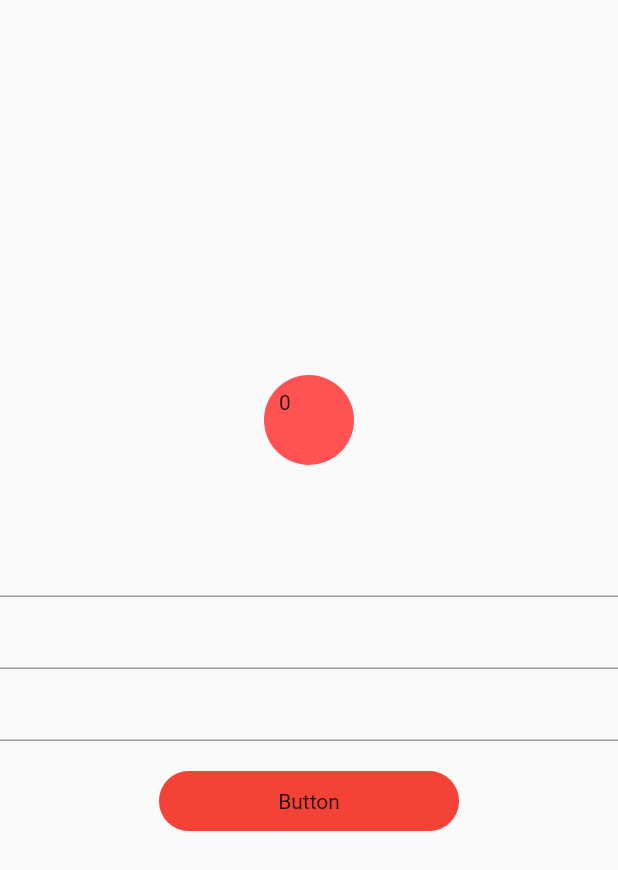
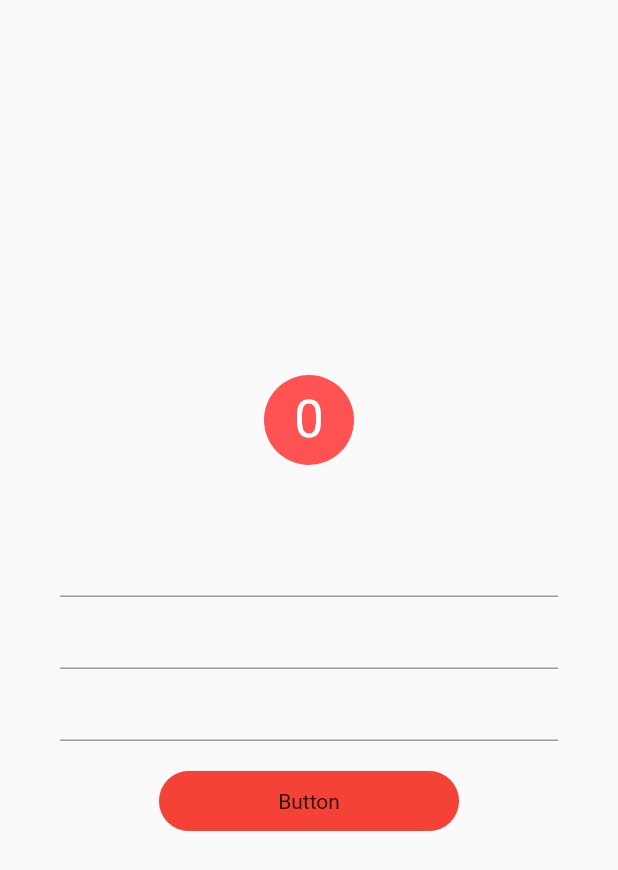
Before and after one commit to danbeyene/push_notification, a Flutter app: the screen it shows after launch, on a phone screen of 412 x 824 dp. Shown: the top 870 px of the screen. Run offline on Flutter 3.47's test engine with Material 2 defaults, Android fonts, the phone set to English and light mode, and no system bars; our stand-ins replace cloud_firestore, firebase_core, firebase_messaging, flutter_local_notifications; accounts and stored records are empty.

Commit message:
add notification badge

```diff
--- a/lib/main_screen.dart
+++ b/lib/main_screen.dart
@@ -36,11 +36,13 @@ class _MainScreenState extends State<MainScreen> {
   Widget build(BuildContext context) {
     return Scaffold(
       body: Center(
+        child: Container(
+          margin: const EdgeInsets.all(40),
           child: Column(
             mainAxisAlignment: MainAxisAlignment.center,
             children: [
               NotificationBadge(totalNotification: _totalNotification),
-            SizedBox(height: 40,),
+              const SizedBox(height: 40,),
               TextFormField(
                 controller: username,
               ),
@@ -81,6 +83,7 @@ class _MainScreenState extends State<MainScreen> {
                 ),
               )
             ],
+          ),
         ),
       ),
     );
--- a/lib/notification_badge.dart
+++ b/lib/notification_badge.dart
@@ -1,18 +1,25 @@
 import 'package:flutter/material.dart';
+
 class NotificationBadge extends StatelessWidget {
-  NotificationBadge({Key? key,required this.totalNotification}) : super(key: key);
+  NotificationBadge({Key? key, required this.totalNotification})
+      : super(key: key);
   int totalNotification;
   @override
   Widget build(BuildContext context) {
     return Container(
       height: 60,
       width: 60,
-      padding: const EdgeInsets.all(10),
-      decoration: const BoxDecoration(
-        color: Colors.redAccent,
-        shape: BoxShape.circle
+      decoration:
+          const BoxDecoration(color: Colors.redAccent, shape: BoxShape.circle),
+      child: Center(
+        child: Padding(
+          padding: const EdgeInsets.all(5),
+          child: Text(
+            totalNotification.toString(),
+            style: const TextStyle(fontSize: 35, color: Colors.white),
+          ),
+        ),
       ),
-      child: Text(totalNotification.toString(),),
     );
   }
 }
```
Lines whose indentation alone changed are shown as unchanged.
